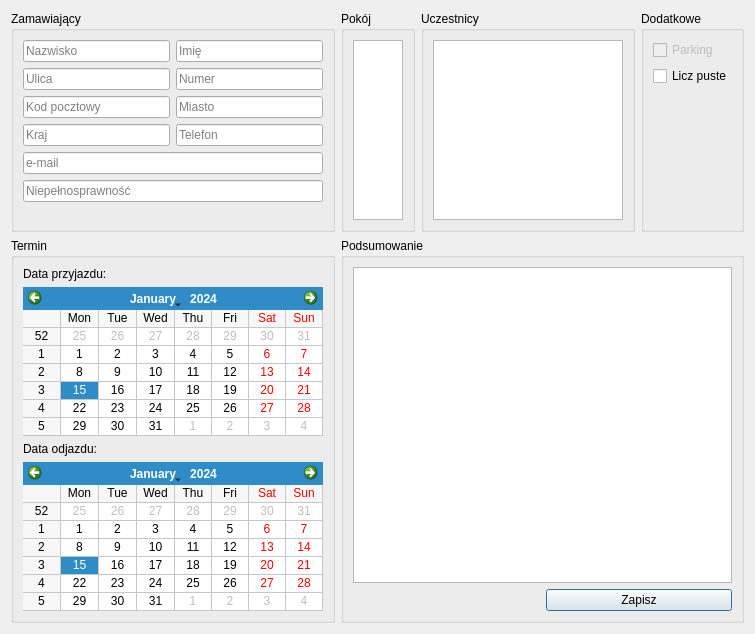
Qt form src/ui/NewReservation/NewSingleDialog.ui (Skwara/HoteleADC) before a commit.
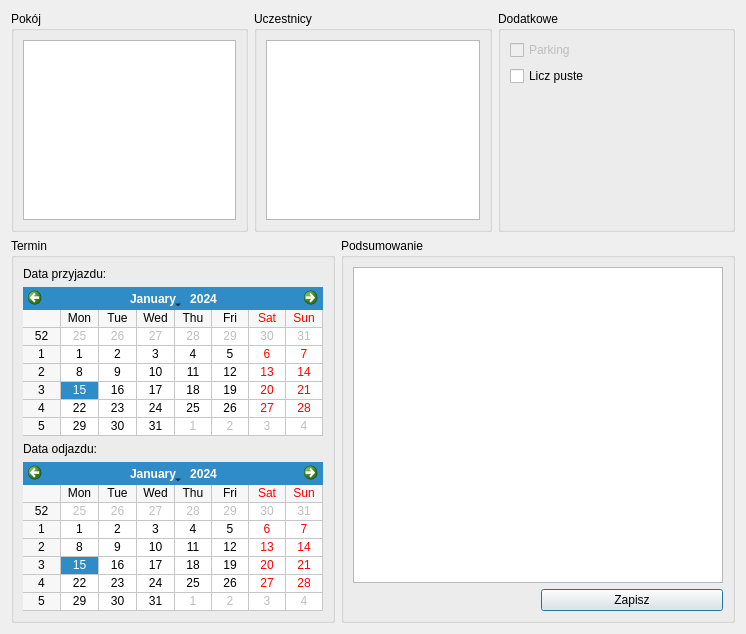
The same form after that commit.

Commit message: Change MainHandler to MainGroupBox

Diff of the .ui file:
```diff
--- a/src/ui/NewReservation/NewSingleDialog.ui
+++ b/src/ui/NewReservation/NewSingleDialog.ui
@@ -25,176 +25,6 @@
   <layout class="QVBoxLayout" name="verticalLayout">
    <item>
     <layout class="QHBoxLayout" name="horizontalLayout_1">
-     <item>
-      <widget class="QGroupBox" name="mainGroupBox">
-       <property name="sizePolicy">
-        <sizepolicy hsizetype="Minimum" vsizetype="Preferred">
-         <horstretch>0</horstretch>
-         <verstretch>0</verstretch>
-        </sizepolicy>
-       </property>
-       <property name="minimumSize">
-        <size>
-         <width>0</width>
-         <height>0</height>
-        </size>
-       </property>
-       <property name="maximumSize">
-        <size>
-         <width>16777215</width>
-         <height>16777215</height>
-        </size>
-       </property>
-       <property name="title">
-        <string>Zamawiający</string>
-       </property>
-       <layout class="QGridLayout" name="gridLayout_3">
-        <item row="4" column="0" colspan="2">
-         <widget class="QLineEdit" name="emailLineEdit">
-          <property name="minimumSize">
-           <size>
-            <width>147</width>
-            <height>0</height>
-           </size>
-          </property>
-          <property name="placeholderText">
-           <string>e-mail</string>
-          </property>
-         </widget>
-        </item>
-        <item row="0" column="0">
-         <widget class="QLineEdit" name="surnameLineEdit">
-          <property name="minimumSize">
-           <size>
-            <width>147</width>
-            <height>0</height>
-           </size>
-          </property>
-          <property name="placeholderText">
-           <string>Nazwisko</string>
-          </property>
-         </widget>
-        </item>
-        <item row="2" column="1">
-         <widget class="QLineEdit" name="cityLineEdit">
-          <property name="minimumSize">
-           <size>
-            <width>147</width>
-            <height>0</height>
-           </size>
-          </property>
-          <property name="placeholderText">
-           <string>Miasto</string>
-          </property>
-         </widget>
-        </item>
-        <item row="2" column="0">
-         <widget class="QLineEdit" name="postalCodeLineEdit">
-          <property name="minimumSize">
-           <size>
-            <width>147</width>
-            <height>0</height>
-           </size>
-          </property>
-          <property name="placeholderText">
-           <string>Kod pocztowy</string>
-          </property>
-         </widget>
-        </item>
-        <item row="3" column="0">
-         <widget class="QLineEdit" name="countryLineEdit">
-          <property name="minimumSize">
-           <size>
-            <width>147</width>
-            <height>0</height>
-           </size>
-          </property>
-          <property name="placeholderText">
-           <string>Kraj</string>
-          </property>
-         </widget>
-        </item>
-        <item row="0" column="1">
-         <widget class="QLineEdit" name="nameLineEdit">
-          <property name="minimumSize">
-           <size>
-            <width>147</width>
-            <height>0</height>
-           </size>
-          </property>
-          <property name="placeholderText">
-           <string>Imię</string>
-          </property>
-         </widget>
-        </item>
-        <item row="1" column="1">
-         <widget class="QLineEdit" name="numberLineEdit">
-          <property name="minimumSize">
-           <size>
-            <width>147</width>
-            <height>0</height>
-           </size>
-          </property>
-          <property name="placeholderText">
-           <string>Numer</string>
-          </property>
-         </widget>
-        </item>
-        <item row="3" column="1">
-         <widget class="QLineEdit" name="phoneLineEdit">
-          <property name="minimumSize">
-           <size>
-            <width>147</width>
-            <height>0</height>
-           </size>
-          </property>
-          <property name="placeholderText">
-           <string>Telefon</string>
-          </property>
-         </widget>
-        </item>
-        <item row="1" column="0">
-         <widget class="QLineEdit" name="streetLineEdit">
-          <property name="minimumSize">
-           <size>
-            <width>147</width>
-            <height>0</height>
-           </size>
-          </property>
-          <property name="placeholderText">
-           <string>Ulica</string>
-          </property>
-         </widget>
-        </item>
-        <item row="5" column="0" colspan="2">
-         <widget class="QLineEdit" name="disabilityLineEdit">
-          <property name="minimumSize">
-           <size>
-            <width>147</width>
-            <height>0</height>
-           </size>
-          </property>
-          <property name="placeholderText">
-           <string>Niepełnosprawność</string>
-          </property>
-         </widget>
-        </item>
-        <item row="6" column="0" colspan="2">
-         <spacer name="verticalSpacer">
-          <property name="orientation">
-           <enum>Qt::Vertical</enum>
-          </property>
-          <property name="sizeHint" stdset="0">
-           <size>
-            <width>20</width>
-            <height>0</height>
-           </size>
-          </property>
-         </spacer>
-        </item>
-       </layout>
-      </widget>
-     </item>
      <item>
       <widget class="QGroupBox" name="roomGroupBox">
        <property name="sizePolicy">
```
Left out of the diff: 10 changed lines with no effect on the pictures. The commit also changes 8 other files.
